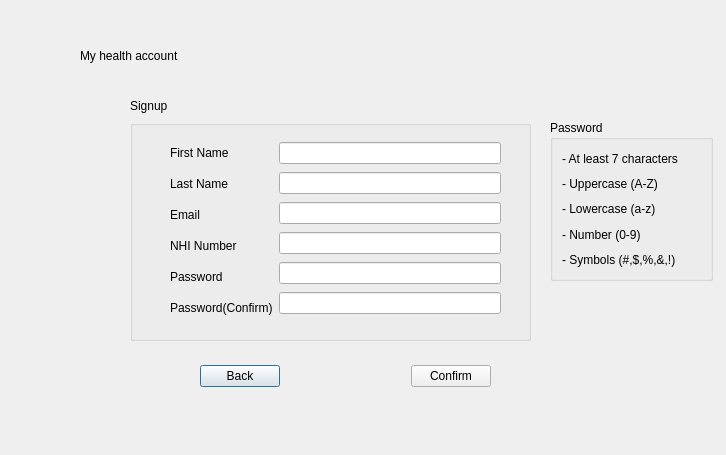
This is signup.ui in Darijan444/COV-19-Desktop_App as Qt 5 draws it before an edit. The edited form follows.
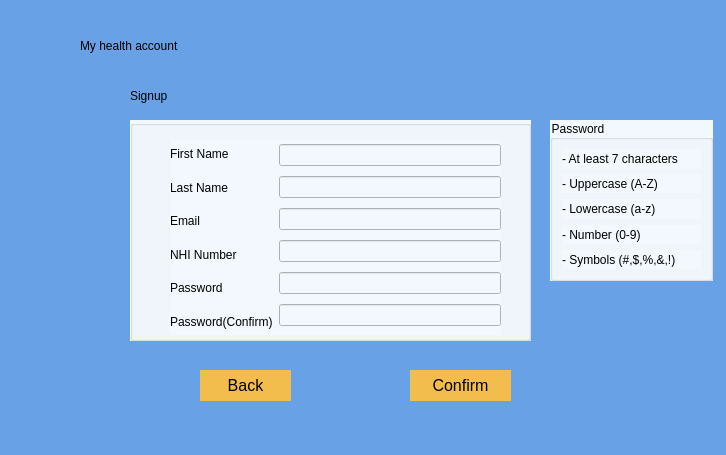
This is the edited form.

Commit message: changed color and the layout for user part

What changed in the file:
```diff
--- a/signup.ui
+++ b/signup.ui
@@ -13,52 +13,16 @@
   <property name="windowTitle">
    <string>Dialog</string>
   </property>
-  <widget class="QWidget" name="layoutWidget">
-   <property name="geometry">
-    <rect>
-     <x>200</x>
-     <y>360</y>
-     <width>291</width>
-     <height>32</height>
-    </rect>
-   </property>
-   <layout class="QHBoxLayout" name="horizontalLayout_2">
-    <item>
-     <widget class="QPushButton" name="pushButtonBack">
-      <property name="text">
-       <string>Back</string>
-      </property>
-     </widget>
-    </item>
-    <item>
-     <spacer name="horizontalSpacer">
-      <property name="orientation">
-       <enum>Qt::Horizontal</enum>
-      </property>
-      <property name="sizeHint" stdset="0">
-       <size>
-        <width>98</width>
-        <height>20</height>
-       </size>
-      </property>
-     </spacer>
-    </item>
-    <item>
-     <widget class="QPushButton" name="pushButtonConfirm">
-      <property name="text">
-       <string>Confirm</string>
-      </property>
-     </widget>
-    </item>
-   </layout>
-  </widget>
+  <property name="styleSheet">
+   <string notr="true">background-color: rgb(104, 161, 229);</string>
+  </property>
   <widget class="QLabel" name="label_6">
    <property name="geometry">
     <rect>
      <x>80</x>
-     <y>40</y>
-     <width>201</width>
-     <height>31</height>
+     <y>20</y>
+     <width>321</width>
+     <height>51</height>
     </rect>
    </property>
    <property name="styleSheet">
@@ -72,9 +36,9 @@
    <property name="geometry">
     <rect>
      <x>130</x>
-     <y>90</y>
+     <y>70</y>
      <width>201</width>
-     <height>31</height>
+     <height>51</height>
     </rect>
    </property>
    <property name="styleSheet">
@@ -93,6 +57,9 @@
      <height>221</height>
     </rect>
    </property>
+   <property name="styleSheet">
+    <string notr="true">background-color: rgb(242, 248, 253)</string>
+   </property>
    <property name="title">
     <string/>
    </property>
@@ -102,7 +69,7 @@
       <x>40</x>
       <y>20</y>
       <width>331</width>
-      <height>180</height>
+      <height>195</height>
      </rect>
     </property>
     <layout class="QHBoxLayout" name="horizontalLayout">
@@ -186,6 +153,9 @@
      <height>161</height>
     </rect>
    </property>
+   <property name="styleSheet">
+    <string notr="true">background-color: rgb(242, 248, 253)</string>
+   </property>
    <property name="title">
     <string>Password</string>
    </property>
@@ -227,6 +197,78 @@
     </item>
    </layout>
   </widget>
+  <widget class="QPushButton" name="pushButtonBack">
+   <property name="geometry">
+    <rect>
+     <x>200</x>
+     <y>370</y>
+     <width>91</width>
+     <height>31</height>
+    </rect>
+   </property>
+   <property name="styleSheet">
+    <string notr="true">QPushButton {
+
+    background-color: rgb(242, 189, 76); 
+
+    border: none; 
+
+    color: rgb(0, 0, 0); 
+
+    font: 16px;
+
+} 
+
+QPushButton:hover { 
+
+    background-color: rgb(245, 149, 66); 
+
+    border: none; 
+
+    color: rgb(0, 43, 255); 
+
+}</string>
+   </property>
+   <property name="text">
+    <string>Back</string>
+   </property>
+  </widget>
+  <widget class="QPushButton" name="pushButtonConfirm">
+   <property name="geometry">
+    <rect>
+     <x>410</x>
+     <y>370</y>
+     <width>101</width>
+     <height>31</height>
+    </rect>
+   </property>
+   <property name="styleSheet">
+    <string notr="true">QPushButton {
+
+    background-color: rgb(242, 189, 76); 
+
+    border: none; 
+
+    color: rgb(0, 0, 0); 
+
+    font: 16px;
+
+} 
+
+QPushButton:hover { 
+
+    background-color: rgb(245, 149, 66); 
+
+    border: none; 
+
+    color: rgb(0, 43, 255); 
+
+}</string>
+   </property>
+   <property name="text">
+    <string>Confirm</string>
+   </property>
+  </widget>
  </widget>
  <resources/>
  <connections/>
```
The commit also changes 13 other files.
